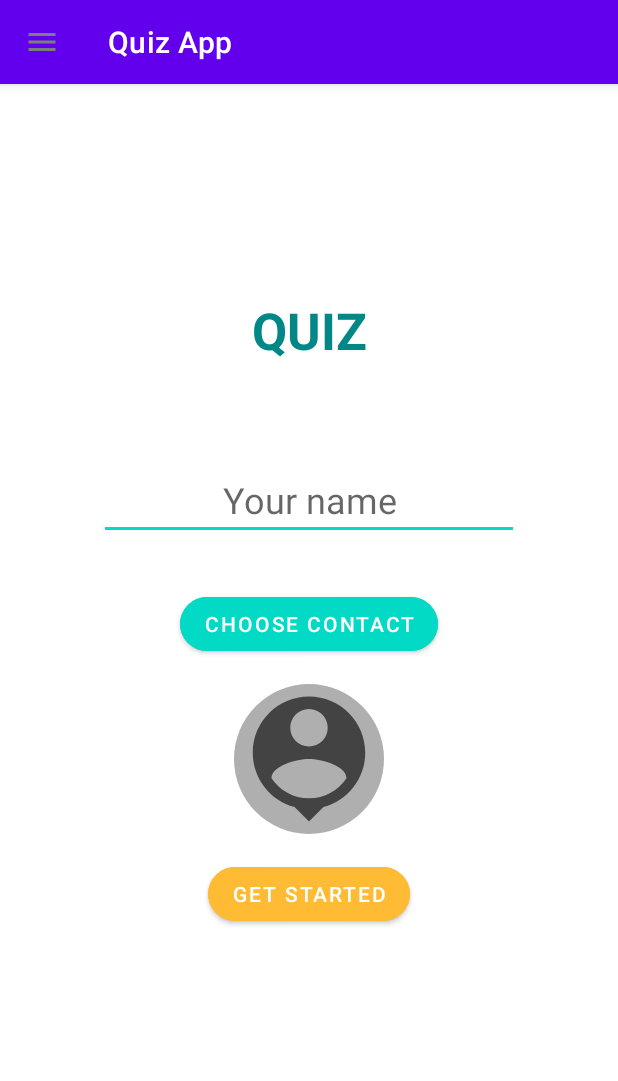
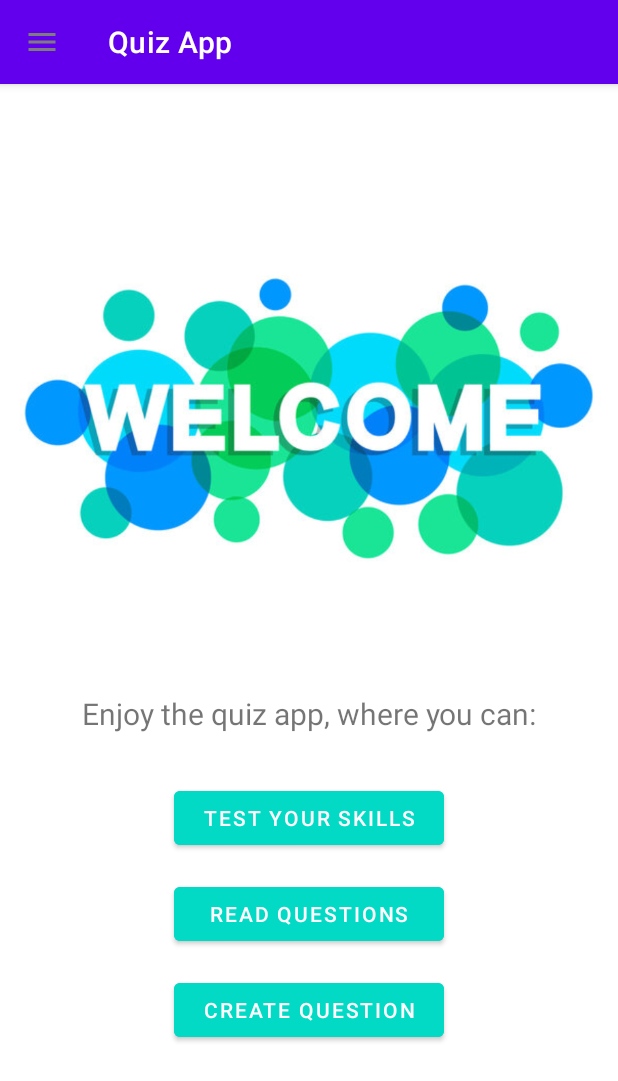
Before and after one commit to Balogh-Laszlo/Android2021, an Android app: the screen it shows after launch (MainActivity), on a phone screen of 412 x 824 dp. Shown: the top 1081 px of the screen. Run offline under Robolectric (Android 15) with nearby library versions, the phone set to English and light mode, and no system bars.

Commit message:
feat: Home Fragment with navigation buttons

```diff
--- a/QuizApp/app/build.gradle
+++ b/QuizApp/app/build.gradle
@@ -29,9 +29,6 @@ android {
     kotlinOptions {
         jvmTarget = '1.8'
     }
-    dataBinding {
-        enabled true
-    }
 }
 
 dependencies {
--- a/QuizApp/app/src/main/java/com/example/quizapp/MainActivity.kt
+++ b/QuizApp/app/src/main/java/com/example/quizapp/MainActivity.kt
@@ -4,6 +4,7 @@ package com.example.quizapp
 import androidx.appcompat.app.AppCompatActivity
 import android.os.Bundle
 import androidx.drawerlayout.widget.DrawerLayout
+import androidx.fragment.app.FragmentContainerView
 import androidx.navigation.NavController
 import androidx.navigation.fragment.NavHostFragment
 import com.google.android.material.appbar.MaterialToolbar
@@ -15,6 +16,7 @@ class MainActivity : AppCompatActivity() {
     private lateinit var drawerLayout: DrawerLayout
     private lateinit var navigationView: NavigationView
     private lateinit var topAppBar: MaterialToolbar
+    private lateinit var nhFragment : FragmentContainerView
 
     companion object {
         const val TAG = "MAIN ACTIVITY"
@@ -35,7 +37,9 @@ class MainActivity : AppCompatActivity() {
             // Handle menu item selected
             menuItem.isChecked = true
             drawerLayout.close()
+
             true
+
         }
     }
 
@@ -45,6 +49,7 @@ class MainActivity : AppCompatActivity() {
         drawerLayout = findViewById(R.id.drawerLayout)
         navigationView = findViewById(R.id.navigationView)
         topAppBar = findViewById(R.id.topAppBar)
+        nhFragment = findViewById(R.id.nhFragment)
     }
 
 }
--- /dev/null
+++ b/QuizApp/app/src/main/java/com/example/quizapp/UI/HomeFragment.kt
@@ -0,0 +1,45 @@
+package com.example.quizapp.UI
+
+import android.os.Bundle
+import androidx.fragment.app.Fragment
+import android.view.LayoutInflater
+import android.view.View
+import android.view.ViewGroup
+import android.widget.Button
+import androidx.navigation.fragment.findNavController
+import com.example.quizapp.R
+
+class HomeFragment : Fragment() {
+    private lateinit var btnStartQuiz:Button
+    private lateinit var btnReadQuestions:Button
+    private lateinit var btnNewQuestion:Button
+    override fun onCreate(savedInstanceState: Bundle?) {
+        super.onCreate(savedInstanceState)
+    }
+
+    override fun onCreateView(
+        inflater: LayoutInflater, container: ViewGroup?,
+        savedInstanceState: Bundle?
+    ): View? {
+        // Inflate the layout for this fragment
+        val view = inflater.inflate(R.layout.fragment_home, container, false)
+        initialize(view)
+        registerListeners()
+        return view
+    }
+
+    private fun initialize(view: View?) {
+        if(view != null){
+            btnStartQuiz = view.findViewById(R.id.btnStartQuiz)
+            btnReadQuestions = view.findViewById(R.id.btnReadQuestions)
+            btnNewQuestion = view.findViewById(R.id.btnNewQuestion)
+        }
+    }
+    private fun registerListeners() {
+        btnStartQuiz.setOnClickListener {
+            findNavController().navigate(R.id.action_homeFragment_to_startFragment)
+        }
+    }
+
+
+}
--- /dev/null
+++ b/QuizApp/app/src/main/java/com/example/quizapp/UI/QuestionListFragment.kt
@@ -0,0 +1,26 @@
+package com.example.quizapp.UI
+
+import android.os.Bundle
+import androidx.fragment.app.Fragment
+import android.view.LayoutInflater
+import android.view.View
+import android.view.ViewGroup
+import com.example.quizapp.R
+
+
+class QuestionListFragment : Fragment() {
+
+
+    override fun onCreate(savedInstanceState: Bundle?) {
+        super.onCreate(savedInstanceState)
+    }
+
+    override fun onCreateView(
+        inflater: LayoutInflater, container: ViewGroup?,
+        savedInstanceState: Bundle?
+    ): View? {
+        // Inflate the layout for this fragment
+        return inflater.inflate(R.layout.fragment_question_list, container, false)
+    }
+
+}
--- /dev/null
+++ b/QuizApp/app/src/main/res/drawable/ic_home_24dp.xml
@@ -0,0 +1,5 @@
+<vector android:height="24dp" android:tint="#7D7D7D"
+    android:viewportHeight="24" android:viewportWidth="24"
+    android:width="24dp" xmlns:android="http://schemas.android.com/apk/res/android">
+    <path android:fillColor="@android:color/white" android:pathData="M10,20v-6h4v6h5v-8h3L12,3 2,12h3v8z"/>
+</vector>
--- /dev/null
+++ b/QuizApp/app/src/main/res/drawable/ic_list.xml
@@ -0,0 +1,5 @@
+<vector android:height="24dp" android:tint="#7D7D7D"
+    android:viewportHeight="24" android:viewportWidth="24"
+    android:width="24dp" xmlns:android="http://schemas.android.com/apk/res/android">
+    <path android:fillColor="@android:color/white" android:pathData="M4,10.5c-0.83,0 -1.5,0.67 -1.5,1.5s0.67,1.5 1.5,1.5 1.5,-0.67 1.5,-1.5 -0.67,-1.5 -1.5,-1.5zM4,4.5c-0.83,0 -1.5,0.67 -1.5,1.5S3.17,7.5 4,7.5 5.5,6.83 5.5,6 4.83,4.5 4,4.5zM4,16.5c-0.83,0 -1.5,0.68 -1.5,1.5s0.68,1.5 1.5,1.5 1.5,-0.68 1.5,-1.5 -0.67,-1.5 -1.5,-1.5zM7,19h14v-2L7,17v2zM7,13h14v-2L7,11v2zM7,5v2h14L21,5L7,5z"/>
+</vector>
--- a/QuizApp/app/src/main/res/layout/activity_main.xml
+++ b/QuizApp/app/src/main/res/layout/activity_main.xml
@@ -6,6 +6,12 @@
     android:layout_height="match_parent"
     tools:context=".MainActivity">
 
+
+    <androidx.drawerlayout.widget.DrawerLayout
+        android:id="@+id/drawerLayout"
+        android:layout_width="match_parent"
+        android:layout_height="match_parent"
+        tools:openDrawer="start">
         <androidx.fragment.app.FragmentContainerView
             android:id="@+id/nhFragment"
             android:name="androidx.navigation.fragment.NavHostFragment"
@@ -17,11 +23,6 @@
             app:layout_constraintStart_toStartOf="parent"
             app:layout_constraintTop_toTopOf="parent"
             app:navGraph="@navigation/my_nav" />
-    <androidx.drawerlayout.widget.DrawerLayout
-        android:id="@+id/drawerLayout"
-        android:layout_width="match_parent"
-        android:layout_height="match_parent"
-        tools:openDrawer="start">
 
         <androidx.coordinatorlayout.widget.CoordinatorLayout
             android:layout_width="match_parent"
@@ -60,5 +61,7 @@
             app:menu="@menu/main_menu"
             app:headerLayout="@layout/header_navigation_drawer"
             />
+
     </androidx.drawerlayout.widget.DrawerLayout>
+
 </androidx.constraintlayout.widget.ConstraintLayout>
--- /dev/null
+++ b/QuizApp/app/src/main/res/layout/fragment_home.xml
@@ -0,0 +1,63 @@
+<?xml version="1.0" encoding="utf-8"?>
+<androidx.constraintlayout.widget.ConstraintLayout xmlns:android="http://schemas.android.com/apk/res/android"
+    xmlns:app="http://schemas.android.com/apk/res-auto"
+    xmlns:tools="http://schemas.android.com/tools"
+    android:layout_width="match_parent"
+    android:layout_height="match_parent"
+    tools:context=".UI.HomeFragment">
+
+    <ImageView
+        android:id="@+id/ivWelcomeHome"
+        android:layout_width="408dp"
+        android:layout_height="302dp"
+        android:layout_marginTop="128dp"
+        android:src="@drawable/welcome"
+        app:layout_constraintEnd_toEndOf="parent"
+        app:layout_constraintStart_toStartOf="parent"
+        app:layout_constraintTop_toTopOf="parent" />
+
+    <TextView
+        android:id="@+id/tvHomeText"
+        android:layout_width="wrap_content"
+        android:layout_height="wrap_content"
+        android:layout_marginTop="32dp"
+        android:text="@string/enjoy_the_quiz"
+        android:textSize="20sp"
+        app:layout_constraintEnd_toEndOf="parent"
+        app:layout_constraintStart_toStartOf="parent"
+        app:layout_constraintTop_toBottomOf="@+id/ivWelcomeHome" />
+
+    <Button
+        android:id="@+id/btnStartQuiz"
+        android:layout_width="180dp"
+        android:layout_height="wrap_content"
+        android:layout_marginTop="32dp"
+        android:backgroundTint="@color/teal_200"
+        android:text="@string/test_your_skills"
+        app:layout_constraintEnd_toEndOf="parent"
+        app:layout_constraintStart_toStartOf="parent"
+        app:layout_constraintTop_toBottomOf="@+id/tvHomeText" />
+
+    <Button
+        android:id="@+id/btnReadQuestions"
+        android:layout_width="180dp"
+        android:layout_height="wrap_content"
+        android:layout_marginTop="16dp"
+        android:backgroundTint="@color/teal_200"
+        android:text="@string/read_questions"
+        app:layout_constraintEnd_toEndOf="parent"
+        app:layout_constraintStart_toStartOf="parent"
+        app:layout_constraintTop_toBottomOf="@+id/btnStartQuiz" />
+
+    <Button
+        android:id="@+id/btnNewQuestion"
+        android:layout_width="180dp"
+        android:layout_height="wrap_content"
+        android:layout_marginTop="16dp"
+        android:backgroundTint="@color/teal_200"
+        android:text="@string/create_question"
+        app:layout_constraintEnd_toEndOf="parent"
+        app:layout_constraintStart_toStartOf="parent"
+        app:layout_constraintTop_toBottomOf="@+id/btnReadQuestions" />
+
+</androidx.constraintlayout.widget.ConstraintLayout>
--- /dev/null
+++ b/QuizApp/app/src/main/res/layout/fragment_question_list.xml
@@ -0,0 +1,10 @@
+<?xml version="1.0" encoding="utf-8"?>
+<androidx.constraintlayout.widget.ConstraintLayout xmlns:android="http://schemas.android.com/apk/res/android"
+    xmlns:tools="http://schemas.android.com/tools"
+    android:layout_width="match_parent"
+    android:layout_height="match_parent"
+    tools:context=".UI.QuestionListFragment">
+
+
+
+</androidx.constraintlayout.widget.ConstraintLayout>
--- a/QuizApp/app/src/main/res/layout/fragment_quiz.xml
+++ b/QuizApp/app/src/main/res/layout/fragment_quiz.xml
@@ -22,7 +22,7 @@
         android:id="@+id/tvQuestion"
         android:layout_width="wrap_content"
         android:layout_height="wrap_content"
-        android:layout_marginTop="64dp"
+        android:layout_marginTop="128dp"
         android:text="TextView"
         android:textAlignment="center"
         android:textColor="@color/teal_700"
--- a/QuizApp/app/src/main/res/layout/fragment_result.xml
+++ b/QuizApp/app/src/main/res/layout/fragment_result.xml
@@ -11,7 +11,7 @@
         android:id="@+id/tvTitle"
         android:layout_width="wrap_content"
         android:layout_height="wrap_content"
-        android:layout_marginTop="64dp"
+        android:layout_marginTop="128dp"
         android:text="@string/quiz_result"
         android:textColor="@color/teal_700"
         android:textSize="24sp"
--- a/QuizApp/app/src/main/res/menu/main_menu.xml
+++ b/QuizApp/app/src/main/res/menu/main_menu.xml
@@ -5,17 +5,25 @@
         android:id="@+id/group1"
         android:checkableBehavior="single">
         <item
-            android:id="@+id/item1"
+            android:id="@+id/miHome"
             android:checked="true"
-            android:icon="@drawable/ic_favorite_24dp"
-            android:title="@string/item1" />
+            android:icon="@drawable/ic_home_24dp"
+            android:title="@string/home" />
         <item
-            android:id="@+id/item2"
-            android:icon="@drawable/ic_favorite_24dp"
-            android:title="@string/item2" />
+            android:id="@+id/miQuizTime"
+            android:icon="@drawable/quiz_time"
+            android:title="@string/quiz_time" />
         <item
-            android:id="@+id/item3"
-            android:icon="@drawable/ic_favorite_24dp"
-            android:title="@string/item3" />
+            android:id="@+id/miProfile"
+            android:icon="@drawable/profile"
+            android:title="@string/profile" />
+        <item
+            android:id="@+id/miListOfQuestions"
+            android:icon="@drawable/ic_list"
+            android:title="@string/question_list" />
+        <item
+            android:id="@+id/miNewQuestion"
+            android:icon="@drawable/new_question"
+            android:title="@string/new_question" />
     </group>
 </menu>
--- a/QuizApp/app/src/main/res/navigation/my_nav.xml
+++ b/QuizApp/app/src/main/res/navigation/my_nav.xml
@@ -3,7 +3,7 @@
     xmlns:app="http://schemas.android.com/apk/res-auto"
     xmlns:tools="http://schemas.android.com/tools"
     android:id="@+id/my_nav"
-    app:startDestination="@id/startFragment">
+    app:startDestination="@id/homeFragment">
 
     <fragment
         android:id="@+id/startFragment"
@@ -32,4 +32,21 @@
             android:id="@+id/action_resultFragment_to_startFragment"
             app:destination="@id/startFragment" />
     </fragment>
+    <fragment
+        android:id="@+id/homeFragment"
+        android:name="com.example.quizapp.UI.HomeFragment"
+        android:label="fragment_home"
+        tools:layout="@layout/fragment_home" >
+        <action
+            android:id="@+id/action_homeFragment_to_startFragment"
+            app:destination="@id/startFragment" />
+        <action
+            android:id="@+id/action_homeFragment_to_questionListFragment"
+            app:destination="@id/questionListFragment" />
+    </fragment>
+    <fragment
+        android:id="@+id/questionListFragment"
+        android:name="com.example.quizapp.UI.QuestionListFragment"
+        android:label="fragment_question_list"
+        tools:layout="@layout/fragment_question_list" />
 </navigation>
--- a/QuizApp/app/src/main/res/values/strings.xml
+++ b/QuizApp/app/src/main/res/values/strings.xml
@@ -11,10 +11,16 @@
     <string name="try_again">TRY AGAIN</string>
     <string name="next">NEXT</string>
     <string name="submit">SUBMIT</string>
-    <string name="item1">Item1</string>
-    <string name="item2">Item2</string>
-    <string name="item3">Item3</string>
     <string name="quiz_app">Quiz App</string>
     <string name="header_title">Menu options</string>
     <string name="header_text">Enjoy the quiz</string>
+    <string name="home">Home</string>
+    <string name="quiz_time">Quiz time</string>
+    <string name="profile">Profile</string>
+    <string name="question_list">List of questions</string>
+    <string name="new_question">New question</string>
+    <string name="enjoy_the_quiz">Enjoy the quiz app, where you can:</string>
+    <string name="test_your_skills">TEST YOUR SKILLS</string>
+    <string name="read_questions">READ QUESTIONS</string>
+    <string name="create_question">CREATE QUESTION</string>
 </resources>
```
Also changed, not shown: QuizApp/app/src/main/res/drawable/new_question.png (added), QuizApp/app/src/main/res/drawable/profile.png (added), QuizApp/app/src/main/res/drawable/quiz_time.png (added), QuizApp/app/src/main/res/drawable/welcome.jpg (added). Lines whose indentation alone changed are shown as unchanged.
